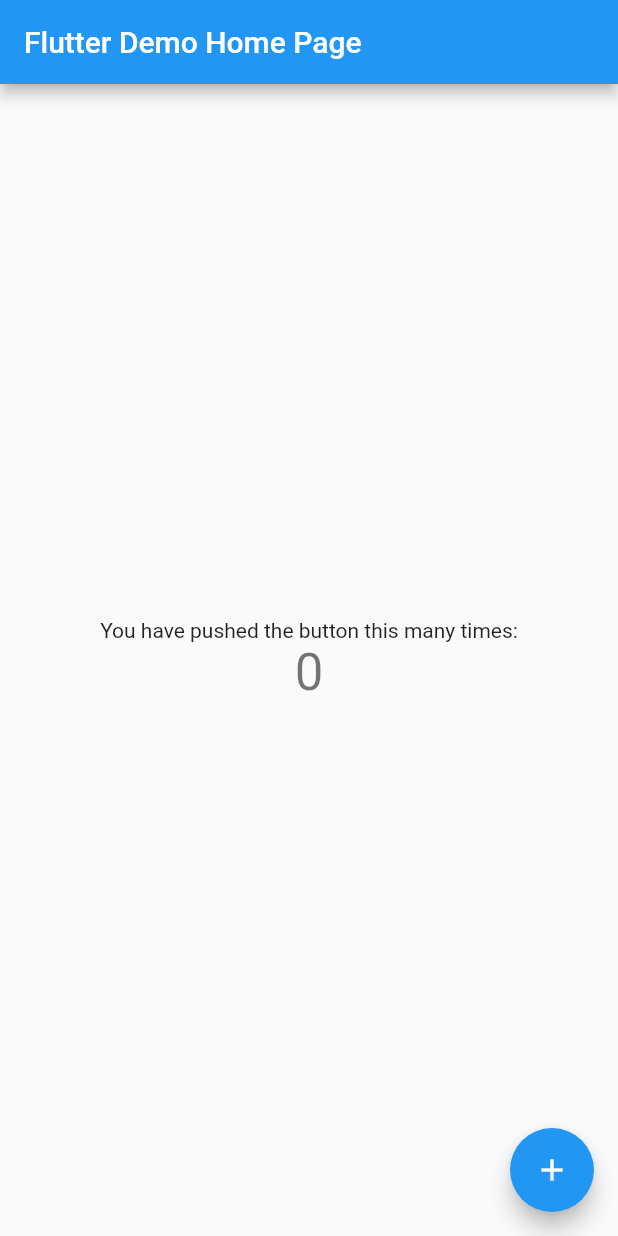
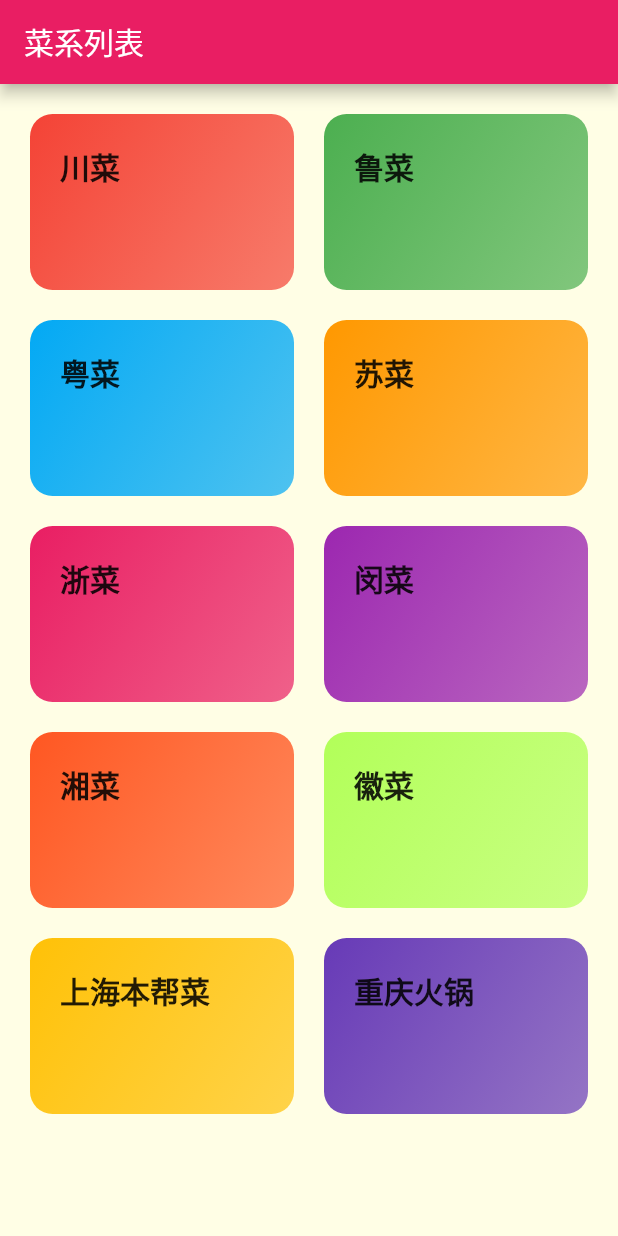
Before and after one commit to rockfang/fluter_orderdish_app, a Flutter app: the screen it shows after launch, on a phone screen of 412 x 824 dp. Run offline on Flutter 3.47's test engine with Material 2 defaults, Android fonts, the phone set to English and light mode, and no system bars.

Commit message:
页面路由操作

```diff
--- /dev/null
+++ b/lib/category_list_page.dart
@@ -0,0 +1,27 @@
+import 'package:flutter/material.dart';
+import './models/dummy_category.dart';
+import './widgets/category_item.dart';
+
+class CategoryListPage extends StatelessWidget {
+  @override
+  Widget build(BuildContext context) {
+    return Scaffold(
+      appBar: AppBar(title: const Text("菜系列表")),
+      body: GridView(
+        padding: const EdgeInsets.all(20),
+        gridDelegate: SliverGridDelegateWithMaxCrossAxisExtent(
+            maxCrossAxisExtent: 200,
+            childAspectRatio: 3 / 2,
+            mainAxisSpacing: 20,
+            crossAxisSpacing: 20),
+        children: DUMMY_CATEGORIES
+            .map((ct) => CategoryItem(
+                  id: ct.id,
+                  title: ct.title,
+                  bgColor: ct.color,
+                ))
+            .toList(),
+      ),
+    );
+  }
+}
--- /dev/null
+++ b/lib/category_meal_page.dart
@@ -0,0 +1,21 @@
+import 'package:flutter/material.dart';
+
+class CategoryMealPage extends StatelessWidget {
+  // final String id;
+  // final String title;
+  // const CategoryMealPage(this.id,this.title);
+  static final routeName = '/category-meal';
+  @override
+  Widget build(BuildContext context) {
+final routeArgs = ModalRoute.of(context).settings.arguments as Map<String,String>;
+final String title = routeArgs['title'];
+    return Scaffold(
+      appBar: AppBar(
+        title: Text(title),
+      ),
+      body: Container(
+        child: Center(child: const Text("菜品列表")),
+      ),
+    );
+  }
+}
--- a/lib/main.dart
+++ b/lib/main.dart
@@ -1,41 +1,39 @@
 import 'package:flutter/material.dart';
+import './category_list_page.dart';
+import './category_meal_page.dart';
 
 void main() => runApp(MyApp());
 
 class MyApp extends StatelessWidget {
-  // This widget is the root of your application.
   @override
   Widget build(BuildContext context) {
     return MaterialApp(
-      title: 'Flutter Demo',
+      title: '点单系统',
       theme: ThemeData(
-        // This is the theme of your application.
-        //
-        // Try running your application with "flutter run". You'll see the
-        // application has a blue toolbar. Then, without quitting the app, try
-        // changing the primarySwatch below to Colors.green and then invoke
-        // "hot reload" (press "r" in the console where you ran "flutter run",
-        // or simply save your changes to "hot reload" in a Flutter IDE).
-        // Notice that the counter didn't reset back to zero; the application
-        // is not restarted.
-        primarySwatch: Colors.blue,
+        primarySwatch: Colors.pink,
+        accentColor: Colors.amber,
+        canvasColor: Color.fromRGBO(255, 254, 229, 1),
+        fontFamily: "Raleway",
+        textTheme: ThemeData.light().textTheme.copyWith(
+            body1: TextStyle(color: Color.fromRGBO(20, 51, 51, 1)),
+            body2: TextStyle(color: Color.fromRGBO(20, 51, 51, 1)),
+            title: TextStyle(
+                fontSize: 20.0,
+                fontFamily: "RobotoCondensed",
+                fontWeight: FontWeight.bold)),
       ),
-      home: MyHomePage(title: 'Flutter Demo Home Page'),
+      //home: CategoryListPage(),
+      initialRoute: '/', //也可以指定非'/'的默认路由名
+      routes: {
+        '/': (ctx) => CategoryListPage(), //默认 / 标识主页
+        CategoryMealPage.routeName: (ctx) => CategoryMealPage(),
+      },
     );
   }
 }
 
 class MyHomePage extends StatefulWidget {
   MyHomePage({Key key, this.title}) : super(key: key);
-
-  // This widget is the home page of your application. It is stateful, meaning
-  // that it has a State object (defined below) that contains fields that affect
-  // how it looks.
-
-  // This class is the configuration for the state. It holds the values (in this
-  // case the title) provided by the parent (in this case the App widget) and
-  // used by the build method of the State. Fields in a Widget subclass are
-  // always marked "final".
 
   final String title;
 
@@ -44,67 +42,21 @@ class MyHomePage extends StatefulWidget {
 }
 
 class _MyHomePageState extends State<MyHomePage> {
-  int _counter = 0;
-
-  void _incrementCounter() {
-    setState(() {
-      // This call to setState tells the Flutter framework that something has
-      // changed in this State, which causes it to rerun the build method below
-      // so that the display can reflect the updated values. If we changed
-      // _counter without calling setState(), then the build method would not be
-      // called again, and so nothing would appear to happen.
-      _counter++;
-    });
-  }
-
   @override
   Widget build(BuildContext context) {
-    // This method is rerun every time setState is called, for instance as done
-    // by the _incrementCounter method above.
-    //
-    // The Flutter framework has been optimized to make rerunning build methods
-    // fast, so that you can just rebuild anything that needs updating rather
-    // than having to individually change instances of widgets.
     return Scaffold(
       appBar: AppBar(
-        // Here we take the value from the MyHomePage object that was created by
-        // the App.build method, and use it to set our appbar title.
         title: Text(widget.title),
       ),
       body: Center(
-        // Center is a layout widget. It takes a single child and positions it
-        // in the middle of the parent.
         child: Column(
-          // Column is also layout widget. It takes a list of children and
-          // arranges them vertically. By default, it sizes itself to fit its
-          // children horizontally, and tries to be as tall as its parent.
-          //
-          // Invoke "debug painting" (press "p" in the console, choose the
-          // "Toggle Debug Paint" action from the Flutter Inspector in Android
-          // Studio, or the "Toggle Debug Paint" command in Visual Studio Code)
-          // to see the wireframe for each widget.
-          //
-          // Column has various properties to control how it sizes itself and
-          // how it positions its children. Here we use mainAxisAlignment to
-          // center the children vertically; the main axis here is the vertical
-          // axis because Columns are vertical (the cross axis would be
-          // horizontal).
           mainAxisAlignment: MainAxisAlignment.center,
           children: <Widget>[
             Text(
-              'You have pushed the button this many times:',
-            ),
-            Text(
-              '$_counter',
-              style: Theme.of(context).textTheme.display1,
+              '点单系统',
             ),
           ],
         ),
-      ),
-      floatingActionButton: FloatingActionButton(
-        onPressed: _incrementCounter,
-        tooltip: 'Increment',
-        child: Icon(Icons.add),
       ), // This trailing comma makes auto-formatting nicer for build methods.
     );
   }
--- /dev/null
+++ b/lib/models/category.dart
@@ -0,0 +1,9 @@
+import 'package:flutter/material.dart';
+
+class Category {
+  final String id;
+  final String title;
+  final Color color;
+
+  const Category({@required this.id, @required this.title, this.color = Colors.blue});
+}
--- /dev/null
+++ b/lib/models/dummy_category.dart
@@ -0,0 +1,14 @@
+import 'package:flutter/material.dart';
+import './category.dart';
+const DUMMY_CATEGORIES = [
+  Category(id: "1",title: '川菜',color: Colors.red),
+  Category(id: "2",title: '鲁菜',color: Colors.green),
+  Category(id: "3",title: '粤菜',color: Colors.lightBlue),
+  Category(id: "4",title: '苏菜',color: Colors.orange),
+  Category(id: "5",title: '浙菜',color: Colors.pink),
+  Category(id: "6",title: '闵菜',color: Colors.purple),
+  Category(id: "7",title: '湘菜',color: Colors.deepOrange),
+  Category(id: "8",title: '徽菜',color: Colors.lightGreenAccent),
+  Category(id: "9",title: '上海本帮菜',color: Colors.amber),
+  Category(id: "10",title: '重庆火锅',color: Colors.deepPurple),
+];
--- /dev/null
+++ b/lib/widgets/category_item.dart
@@ -0,0 +1,40 @@
+import 'package:flutter/material.dart';
+import '../category_meal_page.dart';
+class CategoryItem extends StatelessWidget {
+  final String id;
+  final String title;
+  final Color bgColor;
+  const CategoryItem({@required this.id, @required this.title, this.bgColor = Colors.blue});
+  void selectCategoryItem(BuildContext ctx) {
+    // Navigator.of(ctx).push(MaterialPageRoute(builder: (_) {
+    //   return CategoryMealPage(id,title);
+    // }));
+    Navigator.of(ctx).pushNamed(CategoryMealPage.routeName,arguments: {
+      "id": id,
+      "title": title
+    });
+  }
+
+  @override
+  Widget build(BuildContext context) {
+    return InkWell(
+      onTap: () => selectCategoryItem(context),
+      splashColor: Theme.of(context).primaryColor,
+      borderRadius: BorderRadius.circular(15),
+      child: Container(
+        padding: EdgeInsets.all(20),
+        decoration: BoxDecoration(
+
+            borderRadius: BorderRadius.circular(15),
+            gradient: LinearGradient(
+                colors: [bgColor, bgColor.withOpacity(0.7)],
+                begin: Alignment.topLeft,
+                end: Alignment.bottomRight)),
+        child: Text(
+          title,
+          style: Theme.of(context).textTheme.title,
+        ),
+      ),
+    );
+  }
+}
```
Also changed, not shown: pubspec.yaml (+17 -6 lines), assets/fonts/Raleway-Black.ttf (added), assets/fonts/Raleway-Bold.ttf (added), assets/fonts/Raleway-Regular.ttf (added), assets/fonts/RobotoCondensed-Bold.ttf (added), assets/fonts/RobotoCondensed-Italic.ttf (added), assets/fonts/RobotoCondensed-Light.ttf (added), assets/fonts/RobotoCondensed-Regular.ttf (added), pubspec.lock, 5 other files.
